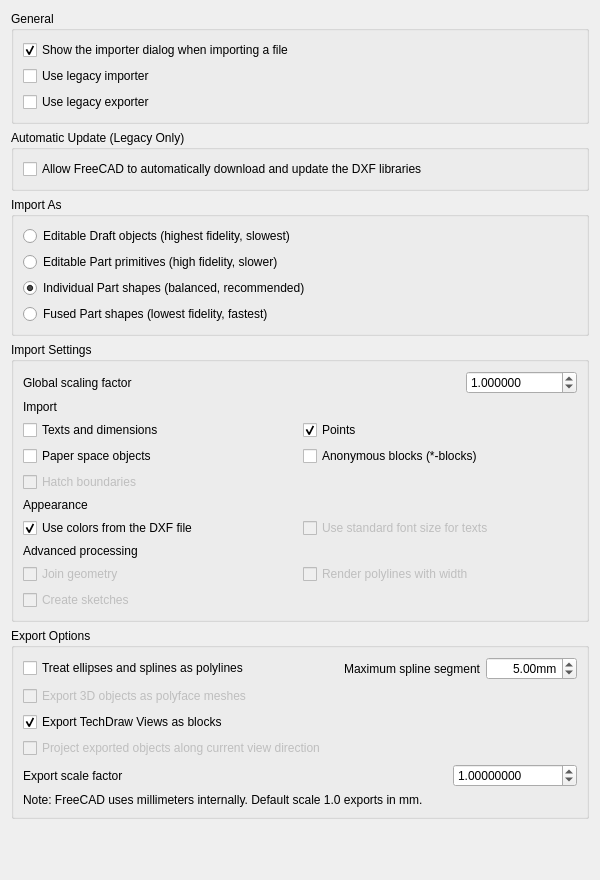
Above: src/Mod/Draft/Resources/ui/preferences-dxf.ui from i-machine-things/FreeCAD before the change. Below: the same form after it.
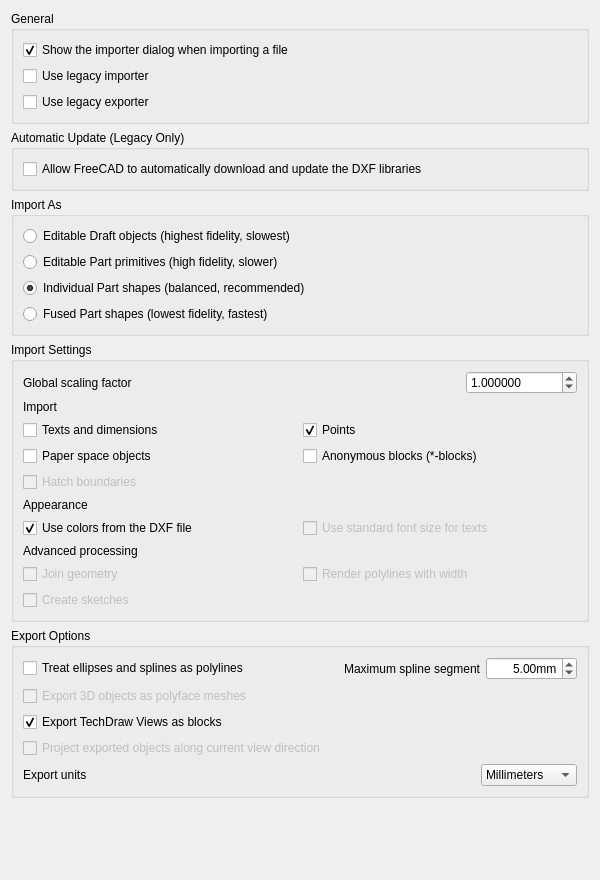
That is the form after the change. Custom widgets are drawn as their Qt base class.

Commit message:
feat: replace DXF export scale factor with units dropdown
Replace the free-form scale factor spinbox with a unit selector
(mm/cm/m/in/ft/unitless). The combo index is stored as dxfExportUnits;
both dxfExportScale and the $INSUNITS header code are derived from a
single lookup table, so the DXF output always carries a correct
$INSUNITS value without fuzzy float matching.

Patch:
```diff
--- a/src/Mod/Draft/Resources/ui/preferences-dxf.ui
+++ b/src/Mod/Draft/Resources/ui/preferences-dxf.ui
@@ -647,7 +647,7 @@
         <item>
          <widget class="QLabel" name="label_dxfExportScale">
           <property name="text">
-           <string>Export scale factor</string>
+           <string>Export units</string>
           </property>
          </widget>
         </item>
@@ -665,20 +665,41 @@
          </spacer>
         </item>
         <item>
-         <widget class="Gui::PrefDoubleSpinBox" name="spinBox_dxfExportScale">
+         <widget class="Gui::PrefComboBox" name="comboBox_dxfExportUnits">
           <property name="toolTip">
            <string>Scale factor applied to all geometry on export.
 1.0 = millimeters (default), 0.03937007874 = inches, 0.1 = centimeters, 0.001 = meters</string>
           </property>
-          <property name="decimals">
-           <number>8</number>
-          </property>
-          <property name="maximum">
-           <double>999999.999998999992386</double>
-          </property>
-          <property name="value">
-           <double>1.000000000000000</double>
-          </property>
+          <item>
+           <property name="text">
+            <string>Millimeters</string>
+           </property>
+          </item>
+          <item>
+           <property name="text">
+            <string>Centimeters</string>
+           </property>
+          </item>
+          <item>
+           <property name="text">
+            <string>Meters</string>
+           </property>
+          </item>
+          <item>
+           <property name="text">
+            <string>Inches</string>
+           </property>
+          </item>
+          <item>
+           <property name="text">
+            <string>Feet</string>
+           </property>
+          </item>
+          <item>
+           <property name="text">
+            <string>Unitless</string>
+           </property>
+          </item>
           <property name="prefEntry" stdset="0">
            <cstring>dxfExportScale</cstring>
           </property>
@@ -689,16 +710,6 @@
         </item>
        </layout>
       </item>
-      <item>
-       <widget class="QLabel" name="label_dxfExportScaleNote">
-        <property name="text">
-         <string>Note: FreeCAD uses millimeters internally. Default scale 1.0 exports in mm.</string>
-        </property>
-        <property name="wordWrap">
-         <bool>true</bool>
-        </property>
-       </widget>
-      </item>
      </layout>
     </widget>
    </item>
@@ -733,6 +744,11 @@
    <extends>QDoubleSpinBox</extends>
    <header>Gui/PrefWidgets.h</header>
   </customwidget>
+  <customwidget>
+   <class>Gui::PrefComboBox</class>
+   <extends>QComboBox</extends>
+   <header>Gui/PrefWidgets.h</header>
+  </customwidget>
  </customwidgets>
  <resources/>
  <connections>
```
Left out of the diff: 13 changed lines with no effect on the pictures. The commit also changes 1 other file.
